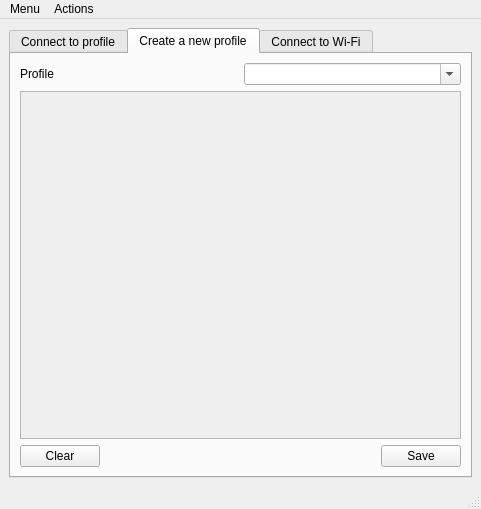
Old version of the form sources/gui/src/mainwindow.ui in the repository arcan1s/netctl-gui.
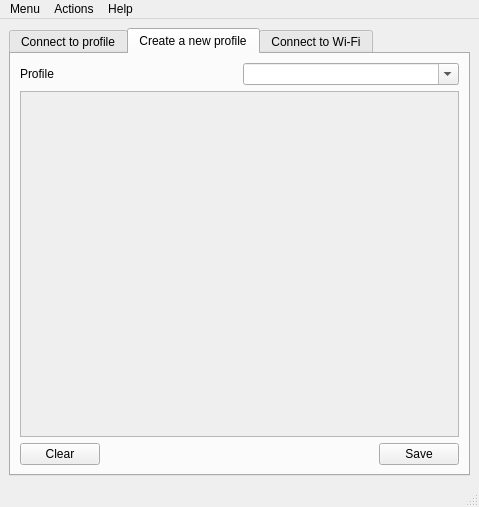
New version of the form. The open tabs and pages were chosen to show the change. Icons and pictures are not drawn.

```diff
--- a/sources/gui/src/mainwindow.ui
+++ b/sources/gui/src/mainwindow.ui
@@ -6,8 +6,8 @@
    <rect>
     <x>0</x>
     <y>0</y>
-    <width>481</width>
-    <height>509</height>
+    <width>479</width>
+    <height>507</height>
    </rect>
   </property>
   <property name="windowTitle">
@@ -206,8 +206,8 @@
             <rect>
              <x>0</x>
              <y>0</y>
-             <width>449</width>
-             <height>353</height>
+             <width>96</width>
+             <height>26</height>
             </rect>
            </property>
            <property name="sizePolicy">
@@ -367,7 +367,7 @@
     <rect>
      <x>0</x>
      <y>0</y>
-     <width>481</width>
+     <width>479</width>
      <height>22</height>
     </rect>
    </property>
@@ -398,8 +398,15 @@
     <addaction name="actionMainRemove"/>
     <addaction name="actionProfileRemove"/>
    </widget>
+   <widget class="QMenu" name="menuHelp">
+    <property name="title">
+     <string>Help</string>
+    </property>
+    <addaction name="actionAbout"/>
+   </widget>
    <addaction name="menuMenu"/>
    <addaction name="menuActions"/>
+   <addaction name="menuHelp"/>
   </widget>
   <widget class="QStatusBar" name="statusBar"/>
   <action name="actionSettings">
```
Left out of the diff: 8 changed lines with no effect on the pictures.
